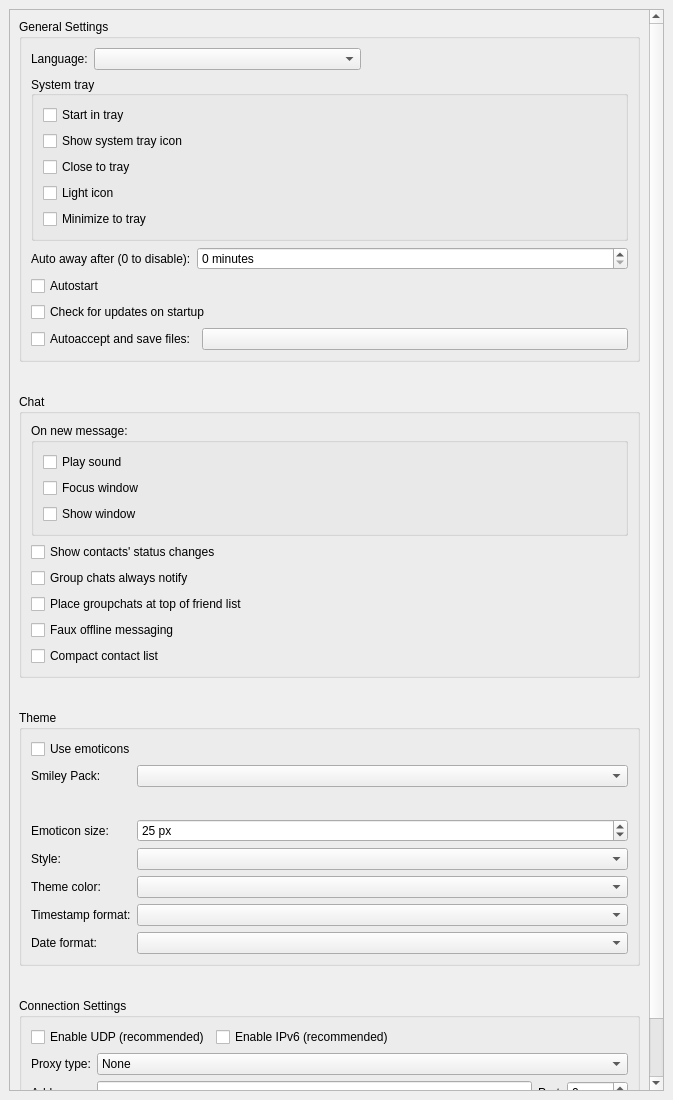
Qt form src/widget/form/settings/generalsettings.ui (qTox/qTox) before a commit.
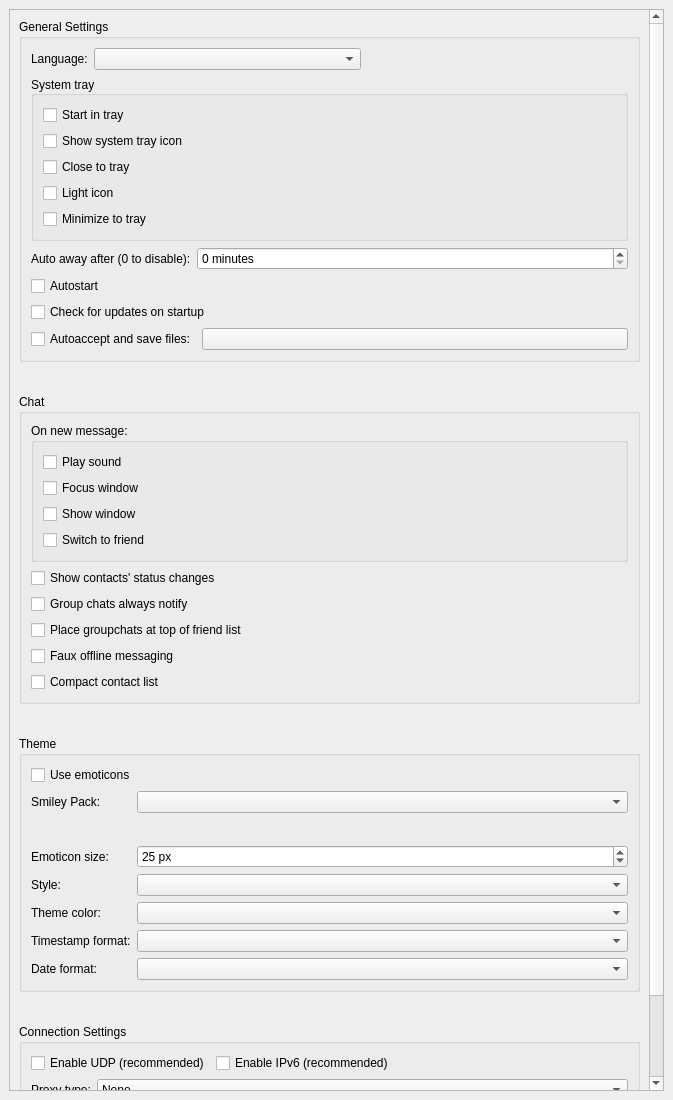
The same form after that commit. Custom widgets are drawn as their Qt base class.

Commit message: Add option in settings for auto tab switching

```diff
--- a/src/widget/form/settings/generalsettings.ui
+++ b/src/widget/form/settings/generalsettings.ui
@@ -335,6 +335,16 @@
                  </property>
                 </widget>
                </item>
+               <item>
+                <widget class="QCheckBox" name="autoSwitchTab">
+                 <property name="toolTip">
+                  <string comment="tooltip for Auto tab switching">Automatically switch to friend who send the message.</string>
+                 </property>
+                 <property name="text">
+                  <string>Switch to friend</string>
+                 </property>
+                </widget>
+               </item>
               </layout>
               <zorder>showWindow</zorder>
               <zorder>showInFront</zorder>
```
Left out of the diff: 1 changed line with no effect on the pictures. The commit also changes 5 other files.
